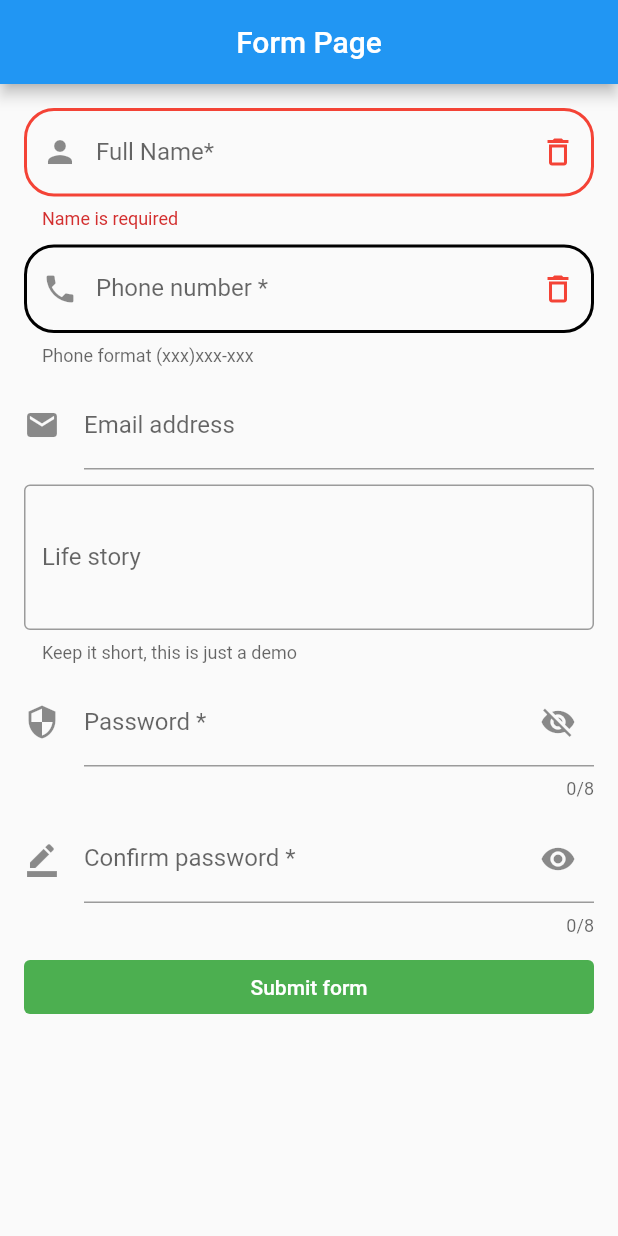
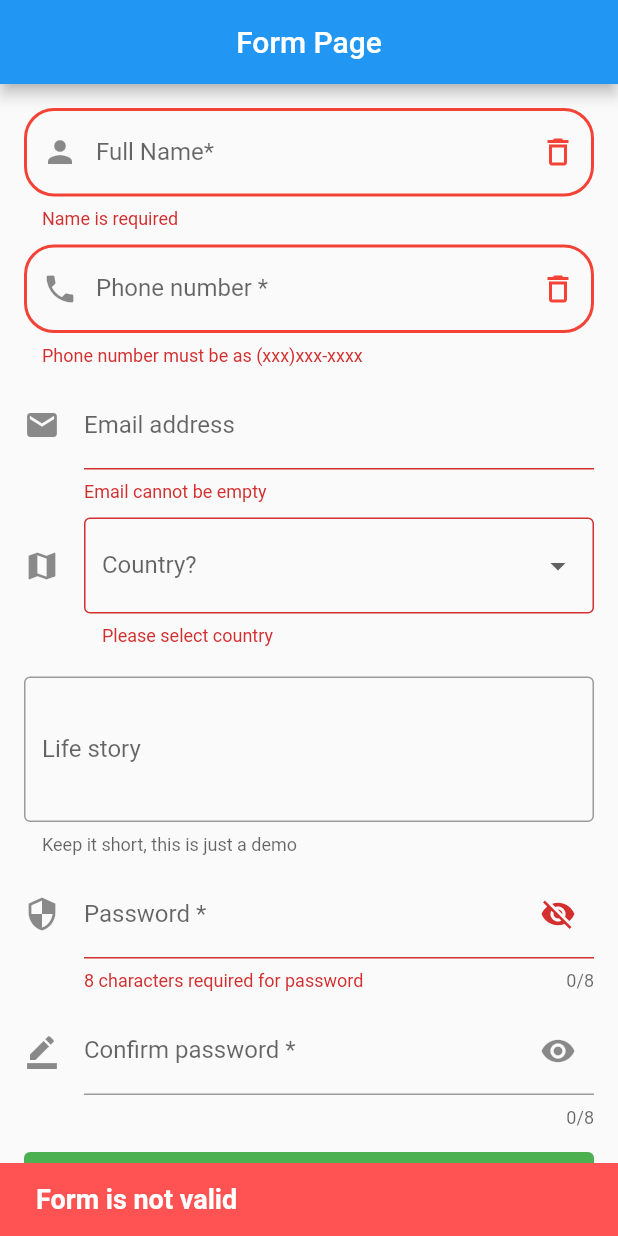
Before and after one commit to Aloxan12/Flutter, a Flutter app: the screen it shows after launch, after a tap on "Submit form", on a phone screen of 412 x 824 dp. Run offline on Flutter 3.47's test engine with Material 2 defaults, Android fonts, the phone set to English and light mode, and no system bars; our stand-ins replace cached_network_image, dartz, equatable, flutter_bloc, freezed_annotation, hydrated_bloc and 1 more; Roboto replaces fonts that are missing (Georgia).

Commit message:
Form valid

```diff
--- a/lib/FormPage/form_page.dart
+++ b/lib/FormPage/form_page.dart
@@ -1,8 +1,9 @@
 import 'package:flutter/cupertino.dart';
 import 'package:flutter/material.dart';
+import 'package:flutter/services.dart';
 
 class FormPage extends StatefulWidget {
-  const FormPage({super.key});
+  const FormPage({Key? key}) : super(key: key);
 
   @override
   State<FormPage> createState() => _FormPage();
@@ -12,6 +13,7 @@ class _FormPage extends State<FormPage> {
   bool _hidePass = true;
 
   final _formKey = GlobalKey<FormState>();
+  final GlobalKey<ScaffoldState> _scaffoldKey = GlobalKey<ScaffoldState>();
 
   final _nameController = TextEditingController();
   final _phoneController = TextEditingController();
@@ -20,15 +22,19 @@ class _FormPage extends State<FormPage> {
   final _passwordController = TextEditingController();
   final _confirmController = TextEditingController();
 
+  List<String> _countries = ['Ukraine', 'Belarus', 'Germany', 'France'];
+  String? _selectedCountry;
+
   @override
   void dispose() {
-
     _nameController.clear();
     super.dispose();
   }
+
   @override
   Widget build(BuildContext context) {
     return Scaffold(
+      key: _scaffoldKey,
       appBar: AppBar(
         title: const Text(
           'Form Page',
@@ -42,7 +48,7 @@ class _FormPage extends State<FormPage> {
           children: <Widget>[
             TextFormField(
               controller: _nameController,
-              validator: (val)=> val!.isEmpty ? 'Name is required' : null,
+              validator: _validateName,
               decoration: const InputDecoration(
                 labelText: 'Full Name*',
                 hintText: 'What do people call you?',
@@ -65,10 +71,17 @@ class _FormPage extends State<FormPage> {
             const SizedBox(height: 10),
             TextFormField(
               controller: _phoneController,
+              inputFormatters: [
+                FilteringTextInputFormatter(RegExp(r'^[()\d -]{1,15}$'),
+                    allow: true)
+              ],
+              validator: (value) => _validatePhone(value!)
+                  ? null
+                  : 'Phone number must be as (xxx)xxx-xxxx',
               decoration: const InputDecoration(
                 labelText: 'Phone number *',
                 hintText: 'what is your number',
-                helperText: 'Phone format (xxx)xxx-xxx',
+                helperText: 'Phone format (xxx)xxx-xxxx',
                 prefixIcon: Icon(Icons.phone),
                 suffixIcon: Icon(
                   Icons.delete_outline,
@@ -92,8 +105,29 @@ class _FormPage extends State<FormPage> {
                   labelText: 'Email address',
                   hintText: 'Enter a email address',
                   icon: Icon(Icons.email)),
+              validator: _validateEmail,
             ),
             SizedBox(height: 10),
+            DropdownButtonFormField(
+              decoration: InputDecoration(
+                  border: OutlineInputBorder(),
+                  icon: Icon(Icons.map),
+                  labelText: 'Country?'),
+              items: _countries.map((country) {
+                return DropdownMenuItem(
+                  child: Text(country),
+                  value: country,
+                );
+              }).toList(),
+              onChanged: (data) {
+                setState(() {
+                  _selectedCountry = data;
+                });
+              },
+              validator: (val) => val == null ? 'Please select country' : null,
+              value: _selectedCountry,
+            ),
+            SizedBox(height: 20),
             TextFormField(
               controller: _storyController,
               decoration: InputDecoration(
@@ -108,10 +142,13 @@ class _FormPage extends State<FormPage> {
             TextFormField(
               controller: _passwordController,
               maxLength: 8,
+              validator: _validatePassword,
               decoration: InputDecoration(
                 labelText: 'Password *',
                 hintText: 'Enter the password',
-                suffixIcon: Icon(this._hidePass ? Icons.visibility_off : Icons.visibility,),
+                suffixIcon: Icon(
+                  this._hidePass ? Icons.visibility_off : Icons.visibility,
+                ),
                 icon: Icon(Icons.security),
               ),
             ),
@@ -143,13 +180,86 @@ class _FormPage extends State<FormPage> {
     );
   }
 
-  void _submitForm(){
-    if(_formKey.currentState!.validate()){
+  String? _validateName(String? value) {
+    final _nameExp = RegExp(r'^[A-Za-z]+$');
+    if (value!.isEmpty) {
+      return 'Name is required';
+    } else if (!_nameExp.hasMatch(value)) {
+      return 'Please enter alphabetical characters';
+    } else {
+      return null;
+    }
+  }
+
+  bool _validatePhone(String input) {
+    final _phoneExp = RegExp(r'^\(\d\d\d\)\d\d\d\-\d\d\d\d$');
+    return _phoneExp.hasMatch(input);
+  }
+
+  String? _validateEmail(String? value) {
+    if (value!.isEmpty) {
+      return 'Email cannot be empty';
+    } else if (!_emailController.text.contains('@')) {
+      return 'Invalid email';
+    } else {
+      return null;
+    }
+  }
+
+  String? _validatePassword(String? value) {
+    if (_passwordController.text.length != 8) {
+      return '8 characters required for password';
+    } else if (_confirmController.text != _passwordController.text) {
+      return 'Password does not match';
+    } else {
+      return null;
+    }
+  }
+
+  void _submitForm() {
+    if (_formKey.currentState!.validate()) {
+      _formKey.currentState?.save();
       print('name ${_nameController.text}');
       print('phone ${_phoneController.text}');
       print('email ${_emailController.text}');
       print('story ${_storyController.text}');
       print('pass ${_passwordController.text}');
+    } else {
+      _showMessage(message: 'Form is not valid');
     }
   }
+
+  void _showMessage({required String message}) {
+    ScaffoldMessenger.of(context).showSnackBar(
+      SnackBar(
+        duration: const Duration(seconds: 5),
+        backgroundColor: Colors.redAccent,
+        content: Text(
+          message,
+          style: const TextStyle(
+            color: Colors.white,
+            fontWeight: FontWeight.w600,
+            fontSize: 18,
+          ),
+        ),
+      ),
+    );
+  }
+
+  void _showDialog({required String name}) {
+    showDialog(
+        context: context,
+        builder: ((context) {
+          return AlertDialog(
+            title: const Text(
+              'Registration successful',
+              style: const TextStyle(color: Colors.green ,fontWeight: FontWeight.w700, fontSize: 18),
+            ),
+            content: Text(
+              '$name is now a verified registration',
+              style: const TextStyle(fontWeight: FontWeight.w700, fontSize: 18),
+            ),
+          );
+        }));
+  }
 }
```
